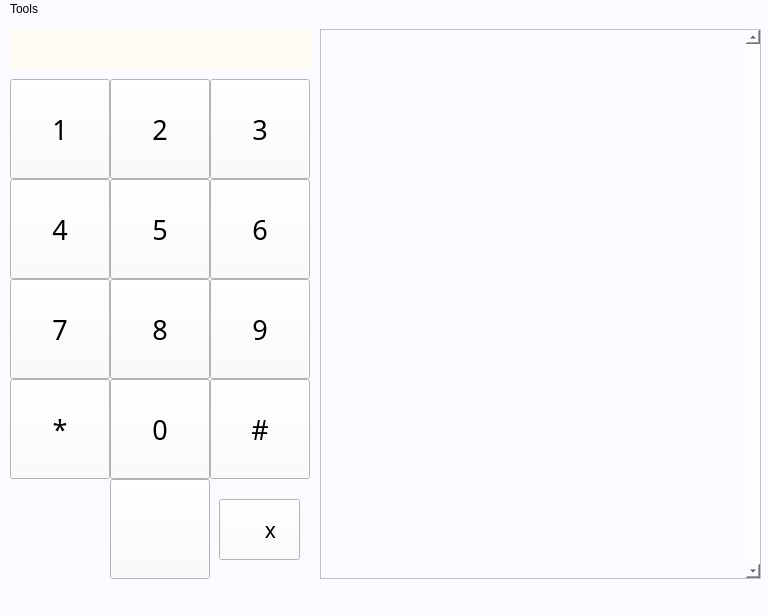
JonathanXu4/-CSC3220-Lab-3, file mainwindow.ui: the form before one commit.
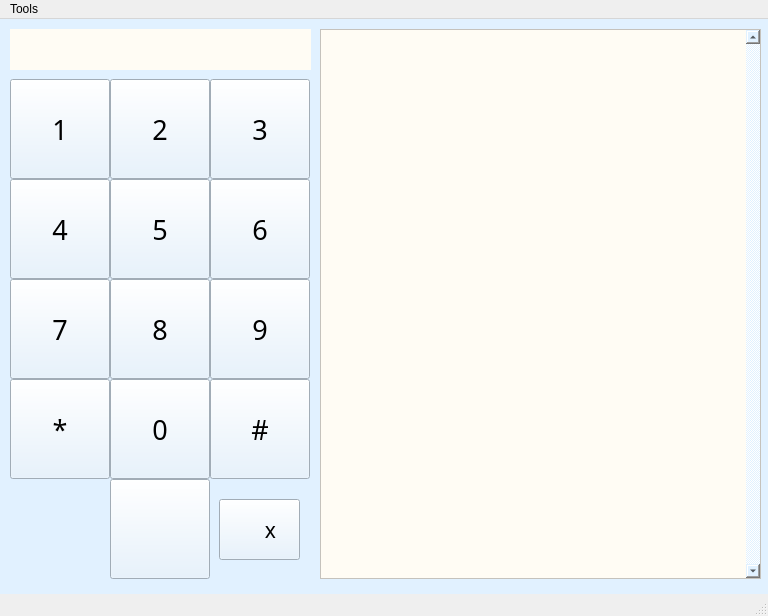
The form after the commit. Icons and pictures are not drawn.

```diff
--- a/mainwindow.ui
+++ b/mainwindow.ui
@@ -14,11 +14,11 @@
    <string>MainWindow</string>
   </property>
   <property name="styleSheet">
-   <string notr="true">background-color: rgb(250, 251, 255);</string>
+   <string notr="true"/>
   </property>
   <widget class="QWidget" name="centralwidget">
    <property name="styleSheet">
-    <string notr="true">QPushButton {border-image:url(C:/Users/Chari/Desktop/Qt/AddressBook/Circle.png)}</string>
+    <string notr="true">background-color: rgb(225, 241, 255);</string>
    </property>
    <widget class="QLabel" name="numberBox">
     <property name="geometry">
@@ -80,6 +80,9 @@
       <verstretch>0</verstretch>
      </sizepolicy>
     </property>
+    <property name="styleSheet">
+     <string notr="true">background-color: rgb(255, 252, 244);</string>
+    </property>
     <property name="frameShadow">
      <enum>QFrame::Sunken</enum>
     </property>
@@ -138,6 +141,10 @@
       <pointsize>20</pointsize>
      </font>
     </property>
+    <property name="styleSheet">
+     <string notr="true">border-image:url(C:/Users/Chari/Desktop/Qt/AddressBook/Circle.png)
+</string>
+    </property>
     <property name="text">
      <string>7</string>
     </property>
@@ -157,6 +164,10 @@
       <pointsize>20</pointsize>
      </font>
     </property>
+    <property name="styleSheet">
+     <string notr="true">border-image:url(C:/Users/Chari/Desktop/Qt/AddressBook/Circle.png)
+</string>
+    </property>
     <property name="text">
      <string>9</string>
     </property>
@@ -176,6 +187,10 @@
       <pointsize>20</pointsize>
      </font>
     </property>
+    <property name="styleSheet">
+     <string notr="true">border-image:url(C:/Users/Chari/Desktop/Qt/AddressBook/Circle.png)
+</string>
+    </property>
     <property name="text">
      <string>1</string>
     </property>
@@ -195,6 +210,10 @@
       <pointsize>20</pointsize>
      </font>
     </property>
+    <property name="styleSheet">
+     <string notr="true">border-image:url(C:/Users/Chari/Desktop/Qt/AddressBook/Circle.png)
+</string>
+    </property>
     <property name="text">
      <string>2</string>
     </property>
@@ -214,6 +233,10 @@
       <pointsize>20</pointsize>
      </font>
     </property>
+    <property name="styleSheet">
+     <string notr="true">border-image:url(C:/Users/Chari/Desktop/Qt/AddressBook/Circle.png)
+</string>
+    </property>
     <property name="text">
      <string>3</string>
     </property>
@@ -233,6 +256,10 @@
       <pointsize>20</pointsize>
      </font>
     </property>
+    <property name="styleSheet">
+     <string notr="true">border-image:url(C:/Users/Chari/Desktop/Qt/AddressBook/Circle.png)
+</string>
+    </property>
     <property name="text">
      <string>4</string>
     </property>
@@ -252,6 +279,10 @@
       <pointsize>20</pointsize>
      </font>
     </property>
+    <property name="styleSheet">
+     <string notr="true">border-image:url(C:/Users/Chari/Desktop/Qt/AddressBook/Circle.png)
+</string>
+    </property>
     <property name="text">
      <string>5</string>
     </property>
@@ -271,6 +302,10 @@
       <pointsize>20</pointsize>
      </font>
     </property>
+    <property name="styleSheet">
+     <string notr="true">border-image:url(C:/Users/Chari/Desktop/Qt/AddressBook/Circle.png)
+</string>
+    </property>
     <property name="text">
      <string>6</string>
     </property>
@@ -290,6 +325,10 @@
       <pointsize>20</pointsize>
      </font>
     </property>
+    <property name="styleSheet">
+     <string notr="true">border-image:url(C:/Users/Chari/Desktop/Qt/AddressBook/Circle.png)
+</string>
+    </property>
     <property name="text">
      <string>*</string>
     </property>
@@ -309,6 +348,10 @@
       <pointsize>20</pointsize>
      </font>
     </property>
+    <property name="styleSheet">
+     <string notr="true">border-image:url(C:/Users/Chari/Desktop/Qt/AddressBook/Circle.png)
+</string>
+    </property>
     <property name="text">
      <string>#</string>
     </property>
@@ -328,6 +371,10 @@
       <pointsize>20</pointsize>
      </font>
     </property>
+    <property name="styleSheet">
+     <string notr="true">border-image:url(C:/Users/Chari/Desktop/Qt/AddressBook/Circle.png)
+</string>
+    </property>
     <property name="text">
      <string>0</string>
     </property>
```
Left out of the diff: 6 changed lines with no effect on the pictures.
